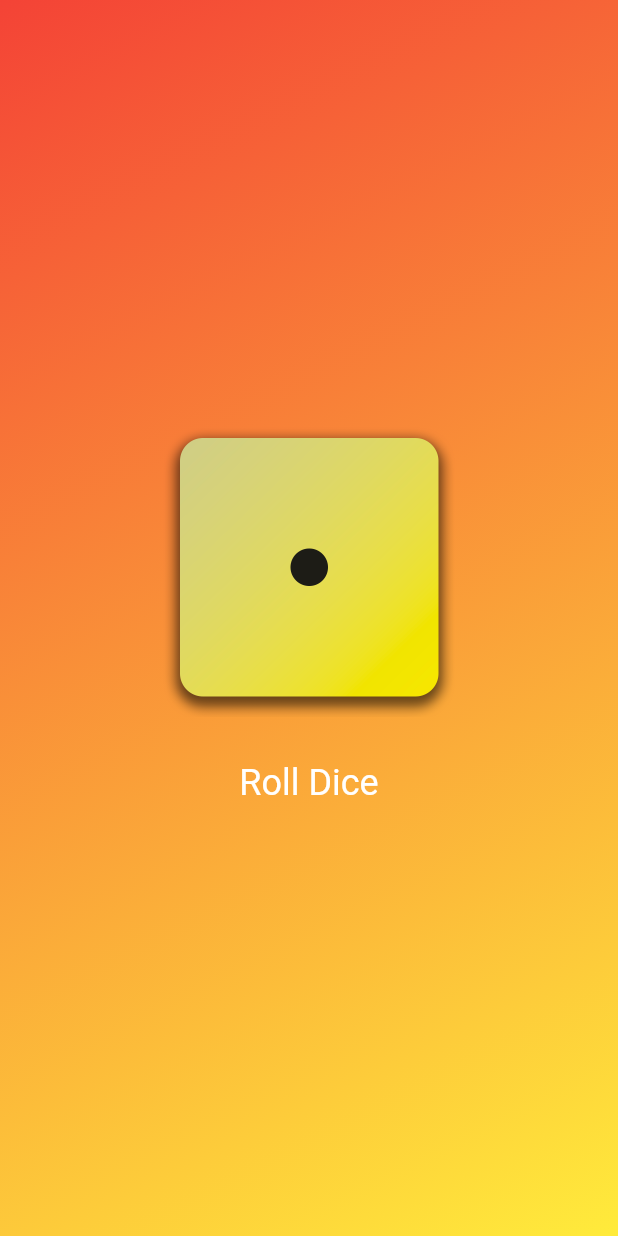
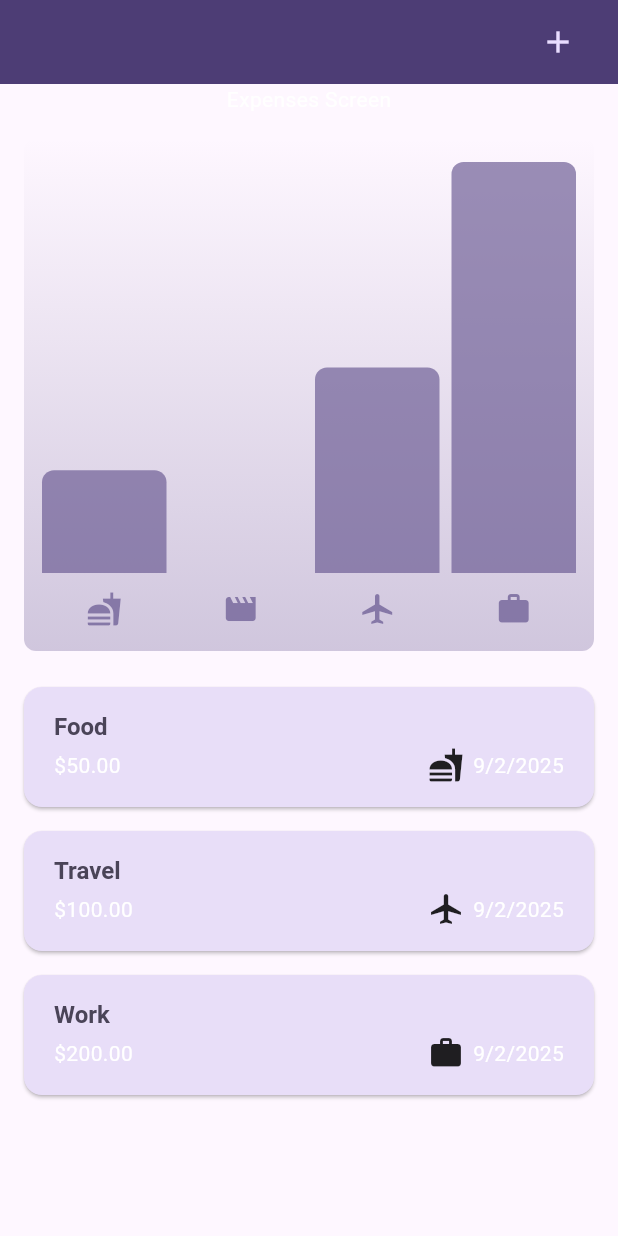
Before and after one commit to RifqiMalik29/Learn-Flutter, a Flutter app: the screen it shows after launch, on a phone screen of 412 x 824 dp. Run offline on Flutter 3.47's test engine with Material 3 defaults, Android fonts, the phone set to English and light mode, and no system bars.

Commit message:
feat: adding interactivity, Expense Tracker App

```diff
--- a/lib/dice_roller.dart
+++ b/lib/section_one/dice_roller.dart
@@ -1,7 +1,7 @@
 import 'dart:math' as math;
 
 import 'package:flutter/material.dart';
-import 'package:flutter_application_1/base_text.dart';
+import 'package:flutter_application_1/section_one/base_text.dart';
 
 class DiceRoller extends StatefulWidget {
   const DiceRoller({super.key});
--- a/lib/gradient_container.dart
+++ b/lib/section_one/gradient_container.dart
@@ -1,5 +1,5 @@
 import 'package:flutter/material.dart';
-import 'package:flutter_application_1/dice_roller.dart';
+import 'package:flutter_application_1/section_one/dice_roller.dart';
 // GradientContainer adalah nama dari sebuah class
 // extends adalah keyword yang digunakan untuk mewarisi class
 // StatelessWidget adalah class yang digunakan untuk membuat widget yang tidak memiliki state
--- /dev/null
+++ b/lib/section_three/models/expense.dart
@@ -0,0 +1,65 @@
+import 'package:flutter/material.dart';
+import 'package:intl/intl.dart';
+import 'package:uuid/uuid.dart';
+
+final uuid = Uuid();
+
+// enum adalah tipe data yang digunakan untuk mendefinisikan sekumpulan nilai konstan
+// gunanya untuk membuat suatu tipe / kategory yang akan di input oleh user
+// simpelnya adalah membuat tipe data baru
+enum ExpenseCategory { food, travel, leisure, work }
+
+const categoryIcons = {
+  ExpenseCategory.food: Icons.fastfood,
+  ExpenseCategory.travel: Icons.airplanemode_active,
+  ExpenseCategory.leisure: Icons.movie,
+  ExpenseCategory.work: Icons.work,
+};
+
+class Expense {
+  final String title;
+  final double amount;
+  final DateTime date;
+  final String id;
+  final ExpenseCategory category;
+
+  final formatter = DateFormat.yMd();
+
+  String get formattedDate {
+    return formatter.format(date);
+  }
+
+  Expense({
+    required this.title,
+    required this.amount,
+    required this.date,
+    required this.category,
+    String? id,
+  }) : id = id ?? uuid.v4();
+  // list ini artinya menggunakan initializer lists
+  // yang berguna untuk menginisialisasi field dengan nilai yang diberikan
+  // jadi Expense akan membuat id baru jika tidak ada id yang diberikan
+}
+
+class ExpenseBucket {
+  const ExpenseBucket({required this.category, required this.expenses});
+
+  // ini adalah constructor function
+  ExpenseBucket.forCategory(List<Expense> allExpenses, this.category)
+      : expenses = allExpenses
+            .where((expense) => expense.category == category)
+            .toList();
+
+  final ExpenseCategory category;
+  final List<Expense> expenses;
+
+  double get totalExpenses {
+    double sum = 0;
+
+    for (final expense in expenses) {
+      sum += expense.amount;
+    }
+
+    return sum;
+  }
+}
--- /dev/null
+++ b/lib/section_three/section_three.dart
@@ -0,0 +1,11 @@
+import 'package:flutter/material.dart';
+import 'package:flutter_application_1/section_three/widgets/expenses/expenses.dart';
+
+class SectionThree extends StatelessWidget {
+  const SectionThree({super.key});
+
+  @override
+  Widget build(BuildContext context) {
+    return const Expenses();
+  }
+}
--- /dev/null
+++ b/lib/section_three/widgets/chart/chart.dart
@@ -0,0 +1,94 @@
+import 'package:flutter/material.dart';
+import 'package:flutter_application_1/section_three/models/expense.dart';
+import 'package:flutter_application_1/section_three/widgets/chart/chart_bar.dart';
+
+class Chart extends StatelessWidget {
+  const Chart({super.key, required this.expenses});
+
+  final List<Expense> expenses;
+
+  List<ExpenseBucket> get buckets {
+    return [
+      ExpenseBucket.forCategory(expenses, ExpenseCategory.food),
+      ExpenseBucket.forCategory(expenses, ExpenseCategory.leisure),
+      ExpenseBucket.forCategory(expenses, ExpenseCategory.travel),
+      ExpenseBucket.forCategory(expenses, ExpenseCategory.work),
+    ];
+  }
+
+  double get maxTotalExpense {
+    double maxTotalExpense = 0;
+
+    for (final bucket in buckets) {
+      if (bucket.totalExpenses > maxTotalExpense) {
+        maxTotalExpense = bucket.totalExpenses;
+      }
+    }
+
+    return maxTotalExpense;
+  }
+
+  @override
+  Widget build(BuildContext context) {
+    final isDarkMode =
+        MediaQuery.of(context).platformBrightness == Brightness.dark;
+    return Container(
+      margin: const EdgeInsets.all(16),
+      padding: const EdgeInsets.symmetric(
+        vertical: 16,
+        horizontal: 8,
+      ),
+      width: double.infinity,
+      height: 180,
+      decoration: BoxDecoration(
+        borderRadius: BorderRadius.circular(8),
+        gradient: LinearGradient(
+          colors: [
+            Theme.of(context).colorScheme.primary.withOpacity(0.3),
+            Theme.of(context).colorScheme.primary.withOpacity(0.0)
+          ],
+          begin: Alignment.bottomCenter,
+          end: Alignment.topCenter,
+        ),
+      ),
+      child: Column(
+        children: [
+          Expanded(
+            child: Row(
+              crossAxisAlignment: CrossAxisAlignment.end,
+              children: [
+                for (final bucket in buckets) // alternative to map()
+                  ChartBar(
+                    fill: bucket.totalExpenses == 0
+                        ? 0
+                        : bucket.totalExpenses / maxTotalExpense,
+                  )
+              ],
+            ),
+          ),
+          const SizedBox(height: 12),
+          Row(
+            children: buckets
+                .map(
+                  (bucket) => Expanded(
+                    child: Padding(
+                      padding: const EdgeInsets.symmetric(horizontal: 4),
+                      child: Icon(
+                        categoryIcons[bucket.category],
+                        color: isDarkMode
+                            ? Theme.of(context).colorScheme.secondary
+                            : Theme.of(context)
+                                .colorScheme
+                                .primary
+                                .withOpacity(0.7),
+                      ),
+                    ),
+                  ),
+                )
+                .toList(),
+          )
+        ],
+      ),
+    );
+  }
+}
--- /dev/null
+++ b/lib/section_three/widgets/chart/chart_bar.dart
@@ -0,0 +1,34 @@
+import 'package:flutter/material.dart';
+
+class ChartBar extends StatelessWidget {
+  const ChartBar({
+    super.key,
+    required this.fill,
+  });
+
+  final double fill;
+
+  @override
+  Widget build(BuildContext context) {
+    final isDarkMode =
+        MediaQuery.of(context).platformBrightness == Brightness.dark;
+    return Expanded(
+      child: Padding(
+        padding: const EdgeInsets.symmetric(horizontal: 4),
+        child: FractionallySizedBox(
+          heightFactor: fill,
+          child: DecoratedBox(
+            decoration: BoxDecoration(
+              shape: BoxShape.rectangle,
+              borderRadius:
+                  const BorderRadius.vertical(top: Radius.circular(8)),
+              color: isDarkMode
+                  ? Theme.of(context).colorScheme.secondary
+                  : Theme.of(context).colorScheme.primary.withOpacity(0.65),
+            ),
+          ),
+        ),
+      ),
+    );
+  }
+}
--- /dev/null
+++ b/lib/section_three/widgets/expenses/expense_item.dart
@@ -0,0 +1,39 @@
+import 'package:flutter/material.dart';
+import 'package:flutter_application_1/section_three/models/expense.dart';
+
+class ExpenseItem extends StatelessWidget {
+  const ExpenseItem({super.key, required this.expense});
+
+  final Expense expense;
+
+  @override
+  Widget build(BuildContext context) {
+    return Card(
+      child: Padding(
+        padding: const EdgeInsets.symmetric(horizontal: 20, vertical: 16),
+        child: Column(
+          crossAxisAlignment: CrossAxisAlignment.start,
+          children: [
+            Text(expense.title, style: Theme.of(context).textTheme.titleLarge),
+            const SizedBox(height: 4),
+            Row(
+              mainAxisAlignment: MainAxisAlignment.spaceBetween,
+              children: [
+                // toStringAsFixed gunanya untuk membatasi jumlah desimal
+                Text('\$${expense.amount.toStringAsFixed(2)}'),
+                Spacer(),
+                Row(
+                  children: [
+                    Icon(categoryIcons[expense.category]),
+                    const SizedBox(width: 6),
+                    Text(expense.formattedDate),
+                  ],
+                ),
+              ],
+            ),
+          ],
+        ),
+      ),
+    );
+  }
+}
--- /dev/null
+++ b/lib/section_three/widgets/expenses/expenses.dart
@@ -0,0 +1,116 @@
+import 'package:flutter/material.dart';
+import 'package:flutter_application_1/section_three/models/expense.dart';
+import 'package:flutter_application_1/section_three/widgets/chart/chart.dart';
+import 'package:flutter_application_1/section_three/widgets/expenses/new_expense.dart';
+import 'package:flutter_application_1/section_three/widgets/expenses/expenses_list.dart';
+
+class Expenses extends StatefulWidget {
+  const Expenses({super.key});
+
+  @override
+  State<Expenses> createState() => _ExpensesState();
+}
+
+class _ExpensesState extends State<Expenses> {
+  final List<Expense> _registeredExpenses = [
+    Expense(
+      title: 'Food',
+      amount: 50.0,
+      date: DateTime.now(),
+      category: ExpenseCategory.food,
+    ),
+    Expense(
+      title: 'Travel',
+      amount: 100.0,
+      date: DateTime.now(),
+      category: ExpenseCategory.travel,
+    ),
+    Expense(
+      title: 'Work',
+      amount: 200.0,
+      date: DateTime.now(),
+      category: ExpenseCategory.work,
+    ),
+  ];
+
+  void _closeAddExpenseOverlay() {
+    Navigator.of(context).pop();
+  }
+
+  void _addExpense(Expense expense) {
+    setState(() {
+      _registeredExpenses.add(expense);
+    });
+  }
+
+  void _deleteExpense(Expense expense) {
+    final expenseIndex = _registeredExpenses.indexOf(expense);
+    ScaffoldMessenger.of(context).clearSnackBars();
+
+    setState(() {
+      _registeredExpenses.remove(expense);
+    });
+    ScaffoldMessenger.of(context).showSnackBar(
+      SnackBar(
+        content: Text('Expense deleted'),
+        duration: Duration(seconds: 2),
+        action: SnackBarAction(
+          label: 'Undo',
+          onPressed: () {
+            setState(() {
+              _registeredExpenses.insert(expenseIndex, expense);
+            });
+          },
+        ),
+      ),
+    );
+  }
+
+  void _openAddExpenseOverlay() {
+    showModalBottomSheet(
+      context: context,
+      isScrollControlled: true,
+      builder: (ctx) => NewExpense(
+        onCloseBottomSheet: _closeAddExpenseOverlay,
+        onAddExpense: _addExpense,
+      ),
+    );
+  }
+
+  @override
+  Widget build(BuildContext context) {
+    Widget mainContent = const Center(
+      child: Text('No expenses found. Start adding some!'),
+    );
+
+    if (_registeredExpenses.isNotEmpty) {
+      mainContent = ExpensesList(
+        expenses: _registeredExpenses,
+        onDeleteExpense: _deleteExpense,
+      );
+    }
+    return Scaffold(
+      // appBar disini seperti Header
+      appBar: AppBar(
+        actions: [
+          Padding(
+            padding: const EdgeInsets.symmetric(horizontal: 16.0),
+            child: IconButton(
+              icon: const Icon(Icons.add),
+              onPressed: _openAddExpenseOverlay,
+            ),
+          ),
+        ],
+      ),
+      body: Column(
+        children: [
+          const Text('Expenses Screen'),
+          // Expanded digunakan untuk solusi bug dari flutter yang tidak bisa menampilkan list didalam Column
+          // karena pada dasarnya Column tidak memiliki ukuran yang pasti
+          Expanded(child: Chart(expenses: _registeredExpenses)),
+          Expanded(child: mainContent),
+        ],
+      ),
+    );
+  }
+}
--- /dev/null
+++ b/lib/section_three/widgets/expenses/expenses_list.dart
@@ -0,0 +1,43 @@
+import 'package:flutter/material.dart';
+import 'package:flutter_application_1/section_three/models/expense.dart';
+import 'package:flutter_application_1/section_three/widgets/expenses/expense_item.dart';
+
+class ExpensesList extends StatelessWidget {
+  const ExpensesList({
+    super.key,
+    required this.expenses,
+    required this.onDeleteExpense,
+  });
+
+  final List<Expense> expenses;
+  final void Function(Expense expense) onDeleteExpense;
+
+  @override
+  Widget build(BuildContext context) {
+    // kenapa kita menggunakan ListView dibandingkan Column?
+    // karena ListView dapat menggulirkan konten yang lebih besar dari layar
+    // sedangkan Column tidak dapat menggulirkan konten
+
+    // alasan kedua adalah jika kita tidak tau berapa banyak item yang akan ditampilkan
+    // kita bisa menggunakan ListView.builder untuk membuat item secara dinamis
+    return ListView.builder(
+      // itemCount adalah jumlah item yang akan ditampilkan
+      itemCount: expenses.length,
+      // itemBuilder adalah fungsi yang akan dipanggil untuk membangun setiap item
+      itemBuilder: (context, index) => Dismissible(
+        // Dismissible digunakan untuk menghapus item dari daftar menggunakan swipe
+        key: ValueKey(expenses[index]),
+        background: Container(
+          color: Theme.of(context).colorScheme.error.withOpacity(0.75),
+          margin: EdgeInsets.symmetric(
+            horizontal: Theme.of(context).cardTheme.margin!.horizontal,
+          ),
+        ),
+        onDismissed: (direction) {
+          onDeleteExpense(expenses[index]);
+        },
+        child: ExpenseItem(expense: expenses[index]),
+      ),
+    );
+  }
+}
--- a/pubspec.yaml
+++ b/pubspec.yaml
@@ -34,6 +34,8 @@ dependencies:
   # The following adds the Cupertino Icons font to your application.
   # Use with the CupertinoIcons class for iOS style icons.
   cupertino_icons: ^1.0.8
+  uuid: ^4.5.1
+  intl: ^0.20.2
 
 dev_dependencies:
   flutter_test:
```
Also changed, not shown: lib/main.dart (+59 -2 lines), lib/section_three/widgets/expenses/new_expense.dart (added, +186 -0 lines), lib/section_one/base_text.dart (renamed from lib/base_text.dart), lib/section_one/functions.dart (added), pubspec.lock, 1 other file.
